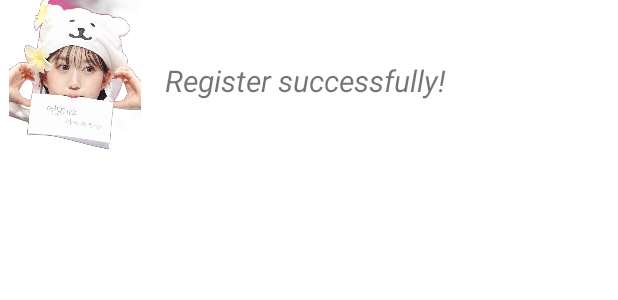
After one commit to NguyenTienHung2109/SARD-app, an Android app: the layout register_done_toast.xml on its own in the app's theme, with its tools: preview values and no code run, on a phone screen of 412 x 824 dp. The commit adds this screen. Shown: the top 300 px of the screen. Run offline under Robolectric (Android 15) with nearby library versions, the phone set to English and light mode, and no system bars.

Commit message:
login + register toast
java file+ xml file

```diff
--- a/app/src/main/java/com/example/myapplication/ui/setting/SettingFragment.java
+++ b/app/src/main/java/com/example/myapplication/ui/setting/SettingFragment.java
@@ -67,8 +67,6 @@ public class SettingFragment extends Fragment {
             intent.setFlags(Intent.FLAG_ACTIVITY_NEW_TASK | Intent.FLAG_ACTIVITY_CLEAR_TASK);
             startActivity(intent);
         });
-
-
         return root;
     }
 
--- /dev/null
+++ b/app/src/main/res/layout/register_done_toast.xml
@@ -0,0 +1,23 @@
+<?xml version="1.0" encoding="utf-8"?>
+<RelativeLayout xmlns:android="http://schemas.android.com/apk/res/android"
+    android:layout_width="wrap_content"
+    android:layout_height="wrap_content"
+    android:id="@+id/register_done_toast"  >
+
+    <ImageView
+        android:id="@+id/login_fail_image"
+        android:layout_width="100dp"
+        android:layout_height="100dp"
+        android:src="@drawable/register_done_image"/>
+
+    <TextView
+        android:layout_width="wrap_content"
+        android:layout_height="wrap_content"
+        android:layout_marginStart="110dp"
+        android:layout_marginTop="40dp"
+        android:text="Register successfully!"
+        android:textSize="20dp"
+        android:textStyle="italic" />
+
+
+</RelativeLayout>
```
Also changed, not shown: app/src/main/java/com/example/myapplication/LoginActivity.java (+24 -4 lines), app/src/main/java/com/example/myapplication/RegisterActivity.java (+23 -4 lines), app/src/main/res/layout/login_done_toast.xml (added, +22 -0 lines), app/src/main/res/layout/login_fail_toast.xml (added, +23 -0 lines), app/src/main/res/layout/register_fail_toast.xml (added, +23 -0 lines), app/src/main/res/drawable/login_done_image.png (added), app/src/main/res/drawable/login_fail_image.png (added), app/src/main/res/drawable/register_done_image.png (added), app/src/main/res/drawable/register_fail_image.png (added).
